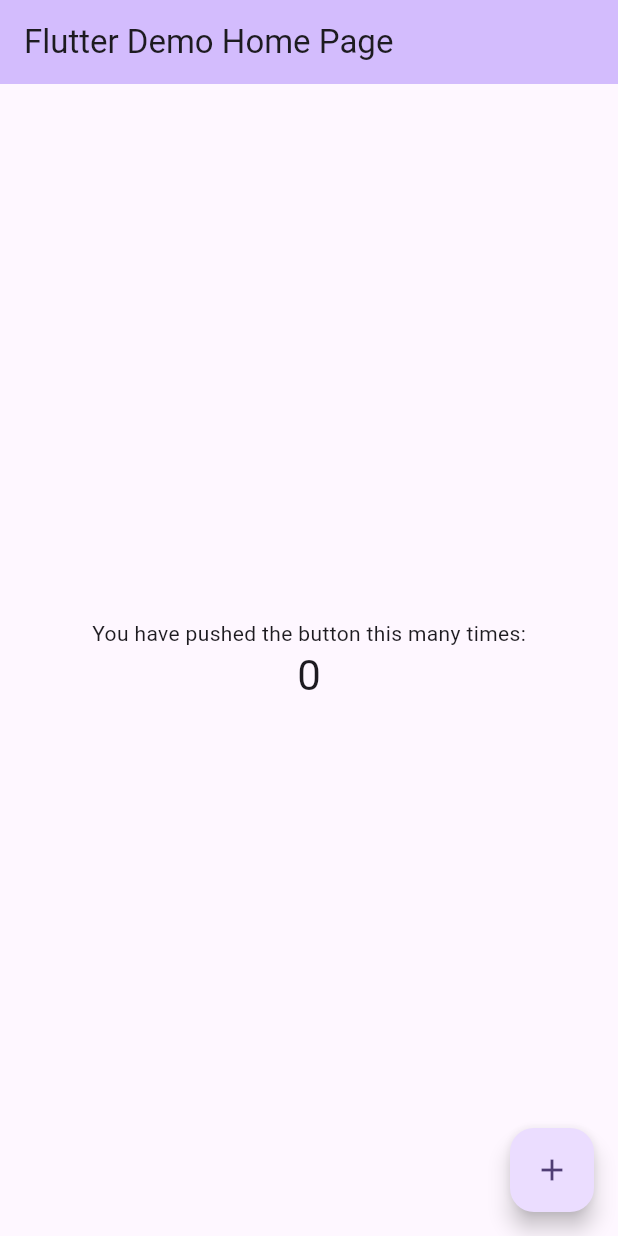
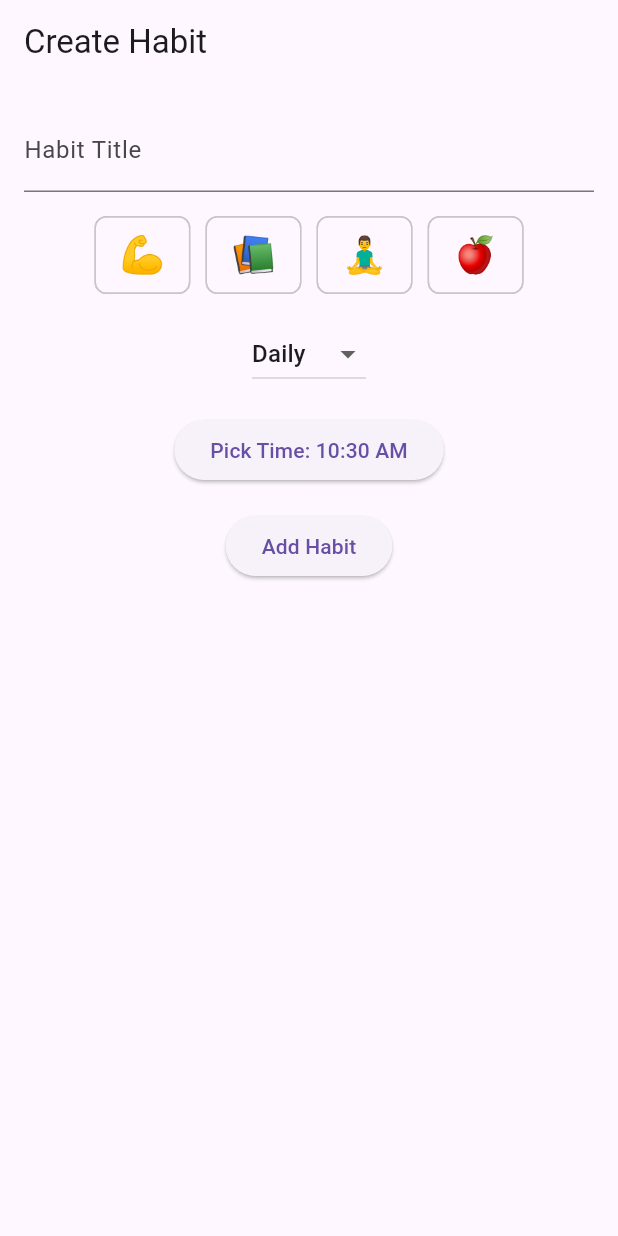
Before and after one commit to videepsinghal27/habitloop_app, a Flutter app: the screen it shows after launch, on a phone screen of 412 x 824 dp. Run offline on Flutter 3.47's test engine with Material 3 defaults, Android fonts, the phone set to English and light mode, and no system bars.

Commit message:
feat: Add Habit Creation screen UI

```diff
--- a/lib/main.dart
+++ b/lib/main.dart
@@ -1,122 +1,14 @@
 import 'package:flutter/material.dart';
+import 'screens/habit_creation_screen.dart';
 
-void main() {
-  runApp(const MyApp());
-}
+void main() => runApp(HabitLoopApp());
 
-class MyApp extends StatelessWidget {
-  const MyApp({super.key});
-
-  // This widget is the root of your application.
+class HabitLoopApp extends StatelessWidget {
   @override
   Widget build(BuildContext context) {
     return MaterialApp(
-      title: 'Flutter Demo',
-      theme: ThemeData(
-        // This is the theme of your application.
-        //
-        // TRY THIS: Try running your application with "flutter run". You'll see
-        // the application has a purple toolbar. Then, without quitting the app,
-        // try changing the seedColor in the colorScheme below to Colors.green
-        // and then invoke "hot reload" (save your changes or press the "hot
-        // reload" button in a Flutter-supported IDE, or press "r" if you used
-        // the command line to start the app).
-        //
-        // Notice that the counter didn't reset back to zero; the application
-        // state is not lost during the reload. To reset the state, use hot
-        // restart instead.
-        //
-        // This works for code too, not just values: Most code changes can be
-        // tested with just a hot reload.
-        colorScheme: ColorScheme.fromSeed(seedColor: Colors.deepPurple),
-      ),
-      home: const MyHomePage(title: 'Flutter Demo Home Page'),
+      title: 'HabitLoop',
+      home: HabitCreationScreen(),
     );
   }
 }
-
-class MyHomePage extends StatefulWidget {
-  const MyHomePage({super.key, required this.title});
-
-  // This widget is the home page of your application. It is stateful, meaning
-  // that it has a State object (defined below) that contains fields that affect
-  // how it looks.
-
-  // This class is the configuration for the state. It holds the values (in this
-  // case the title) provided by the parent (in this case the App widget) and
-  // used by the build method of the State. Fields in a Widget subclass are
-  // always marked "final".
-
-  final String title;
-
-  @override
-  State<MyHomePage> createState() => _MyHomePageState();
-}
-
-class _MyHomePageState extends State<MyHomePage> {
-  int _counter = 0;
-
-  void _incrementCounter() {
-    setState(() {
-      // This call to setState tells the Flutter framework that something has
-      // changed in this State, which causes it to rerun the build method below
-      // so that the display can reflect the updated values. If we changed
-      // _counter without calling setState(), then the build method would not be
-      // called again, and so nothing would appear to happen.
-      _counter++;
-    });
-  }
-
-  @override
-  Widget build(BuildContext context) {
-    // This method is rerun every time setState is called, for instance as done
-    // by the _incrementCounter method above.
-    //
-    // The Flutter framework has been optimized to make rerunning build methods
-    // fast, so that you can just rebuild anything that needs updating rather
-    // than having to individually change instances of widgets.
-    return Scaffold(
-      appBar: AppBar(
-        // TRY THIS: Try changing the color here to a specific color (to
-        // Colors.amber, perhaps?) and trigger a hot reload to see the AppBar
-        // change color while the other colors stay the same.
-        backgroundColor: Theme.of(context).colorScheme.inversePrimary,
-        // Here we take the value from the MyHomePage object that was created by
-        // the App.build method, and use it to set our appbar title.
-        title: Text(widget.title),
-      ),
-      body: Center(
-        // Center is a layout widget. It takes a single child and positions it
-        // in the middle of the parent.
-        child: Column(
-          // Column is also a layout widget. It takes a list of children and
-          // arranges them vertically. By default, it sizes itself to fit its
-          // children horizontally, and tries to be as tall as its parent.
-          //
-          // Column has various properties to control how it sizes itself and
-          // how it positions its children. Here we use mainAxisAlignment to
-          // center the children vertically; the main axis here is the vertical
-          // axis because Columns are vertical (the cross axis would be
-          // horizontal).
-          //
-          // TRY THIS: Invoke "debug painting" (choose the "Toggle Debug Paint"
-          // action in the IDE, or press "p" in the console), to see the
-          // wireframe for each widget.
-          mainAxisAlignment: MainAxisAlignment.center,
-          children: <Widget>[
-            const Text('You have pushed the button this many times:'),
-            Text(
-              '$_counter',
-              style: Theme.of(context).textTheme.headlineMedium,
-            ),
-          ],
-        ),
-      ),
-      floatingActionButton: FloatingActionButton(
-        onPressed: _incrementCounter,
-        tooltip: 'Increment',
-        child: const Icon(Icons.add),
-      ), // This trailing comma makes auto-formatting nicer for build methods.
-    );
-  }
-}
--- /dev/null
+++ b/lib/screens/habit_creation_screen.dart
@@ -0,0 +1,98 @@
+import 'package:flutter/material.dart';
+
+class HabitCreationScreen extends StatefulWidget {
+  @override
+  _HabitCreationScreenState createState() => _HabitCreationScreenState();
+}
+
+class _HabitCreationScreenState extends State<HabitCreationScreen> {
+  final TextEditingController _titleController = TextEditingController();
+  String? _selectedEmoji;
+  String _selectedFrequency = 'Daily';
+  TimeOfDay _selectedTime = TimeOfDay.now();
+
+  void _pickTime() async {
+    final TimeOfDay? picked = await showTimePicker(
+      context: context,
+      initialTime: _selectedTime,
+    );
+    if (picked != null && picked != _selectedTime) {
+      setState(() {
+        _selectedTime = picked;
+      });
+    }
+  }
+
+  void _submitHabit() {
+    print('Title: ${_titleController.text}');
+    print('Emoji: $_selectedEmoji');
+    print('Frequency: $_selectedFrequency');
+    print('Time: ${_selectedTime.format(context)}');
+  }
+
+  @override
+  Widget build(BuildContext context) {
+    return Scaffold(
+      appBar: AppBar(title: Text('Create Habit')),
+      body: Padding(
+        padding: const EdgeInsets.all(16.0),
+        child: Column(
+          children: [
+            // Title input
+            TextField(
+              controller: _titleController,
+              decoration: InputDecoration(labelText: 'Habit Title'),
+            ),
+            SizedBox(height: 16),
+
+            // Emoji selector (basic)
+            Wrap(
+              spacing: 10,
+              children: ['💪', '📚', '🧘‍♂️', '🍎'].map((emoji) {
+                return ChoiceChip(
+                  label: Text(emoji, style: TextStyle(fontSize: 24)),
+                  selected: _selectedEmoji == emoji,
+                  onSelected: (_) {
+                    setState(() {
+                      _selectedEmoji = emoji;
+                    });
+                  },
+                );
+              }).toList(),
+            ),
+            SizedBox(height: 16),
+
+            // Frequency selector
+            DropdownButton<String>(
+              value: _selectedFrequency,
+              onChanged: (String? newValue) {
+                setState(() {
+                  _selectedFrequency = newValue!;
+                });
+              },
+              items: ['Daily', 'Weekly']
+                  .map<DropdownMenuItem<String>>((String value) =>
+                      DropdownMenuItem<String>(
+                          value: value, child: Text(value)))
+                  .toList(),
+            ),
+            SizedBox(height: 16),
+
+            // Time picker
+            ElevatedButton(
+              onPressed: _pickTime,
+              child: Text('Pick Time: ${_selectedTime.format(context)}'),
+            ),
+            SizedBox(height: 16),
+
+            // Submit button
+            ElevatedButton(
+              onPressed: _submitHabit,
+              child: Text('Add Habit'),
+            ),
+          ],
+        ),
+      ),
+    );
+  }
+}
```
